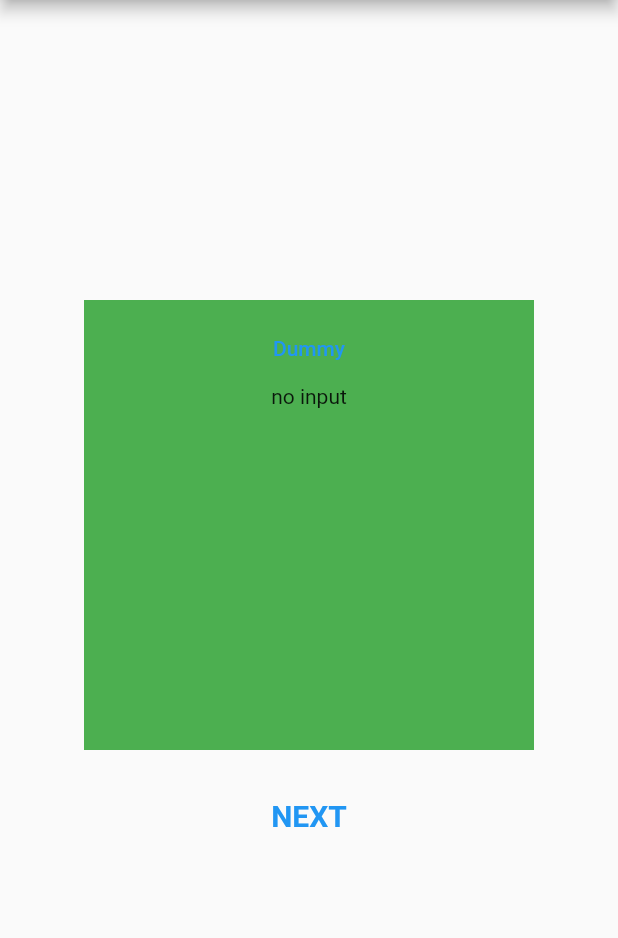
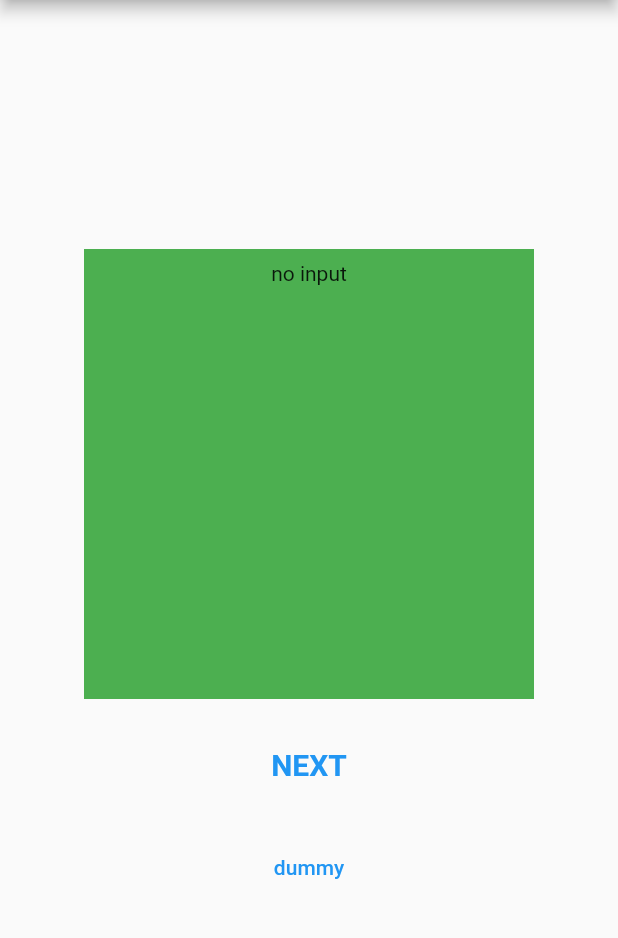
Before and after one commit to robin-arcsite/flutter_textfield_test, a Flutter app: the screen it shows after launch, after a tap on "NEXT", on a phone screen of 412 x 824 dp, the part 84-1022 px from its top. Run offline on Flutter 3.47's test engine with Material 2 defaults, Android fonts, the phone set to English and light mode, and no system bars.

Commit message:
use a 'global' dummy button to receive focus when InputBox deactivated.

```diff
--- a/lib/main.dart
+++ b/lib/main.dart
@@ -2,6 +2,10 @@ import 'package:flutter/material.dart';
 
 void main() {
   runApp(const MyApp());
+}
+
+class InputBoxDeactivateNotification extends Notification {
+  InputBoxDeactivateNotification();
 }
 
 class MyApp extends StatelessWidget {
@@ -30,6 +34,7 @@ class MyHomePage extends StatefulWidget {
 
 class _MyHomePageState extends State<MyHomePage> {
   bool panelOne = true;
+  final FocusNode _dummyButton = FocusNode();
 
   @override
   Widget build(BuildContext context) {
@@ -37,7 +42,12 @@ class _MyHomePageState extends State<MyHomePage> {
       appBar: AppBar(
         title: Text(widget.title),
       ),
-      body: Center(
+      body: NotificationListener<InputBoxDeactivateNotification>(
+        onNotification: (notification) {
+          _dummyButton.requestFocus();
+          return true;
+        },
+        child: Center(
           child: Column(
             mainAxisAlignment: MainAxisAlignment.center,
             children: <Widget>[
@@ -48,8 +58,8 @@ class _MyHomePageState extends State<MyHomePage> {
               TextButton(
                 autofocus: false,
                 style: TextButton.styleFrom(
-                textStyle:
-                    const TextStyle(fontSize: 20, fontWeight: FontWeight.w600),
+                  textStyle: const TextStyle(
+                      fontSize: 20, fontWeight: FontWeight.w600),
                 ),
                 onPressed: () {
                   setState(() {
@@ -58,7 +68,13 @@ class _MyHomePageState extends State<MyHomePage> {
                 },
                 child: const Text('NEXT'),
               ),
+              const SizedBox(height: 20),
+              TextButton(
+                  focusNode: _dummyButton,
+                  onPressed: () {},
+                  child: const Text('dummy')),
             ],
+          ),
         ),
       ),
     );
@@ -87,8 +103,12 @@ class _InputBoxState extends State<InputBox> {
   void deactivate() {
     debugPrint('_InputBoxState.deactivate()');
     if (_inputBox.hasPrimaryFocus) {
-      debugPrint('will unfocus input box');
-      _inputBox.unfocus();
+      // debugPrint('will unfocus input box');
+      // _inputBox.unfocus();
+
+      debugPrint('will dispatch InputBoxDeactivateNotification');
+      InputBoxDeactivateNotification n = InputBoxDeactivateNotification();
+      n.dispatch(context);
     }
     super.deactivate();
   }
@@ -127,11 +147,11 @@ class PanelTwo extends StatelessWidget {
       child: Center(
         child: Column(
           children: <Widget>[
-            TextButton(
-              autofocus: true,
-              onPressed: () {},
-              child: const Text('Dummy')
-            ),
+            // TextButton(
+            //   autofocus: true,
+            //   onPressed: () {},
+            //   child: const Text('Dummy')
+            // ),
             const Text('no input'),
           ],
         ),
```
Lines whose indentation alone changed are shown as unchanged.
